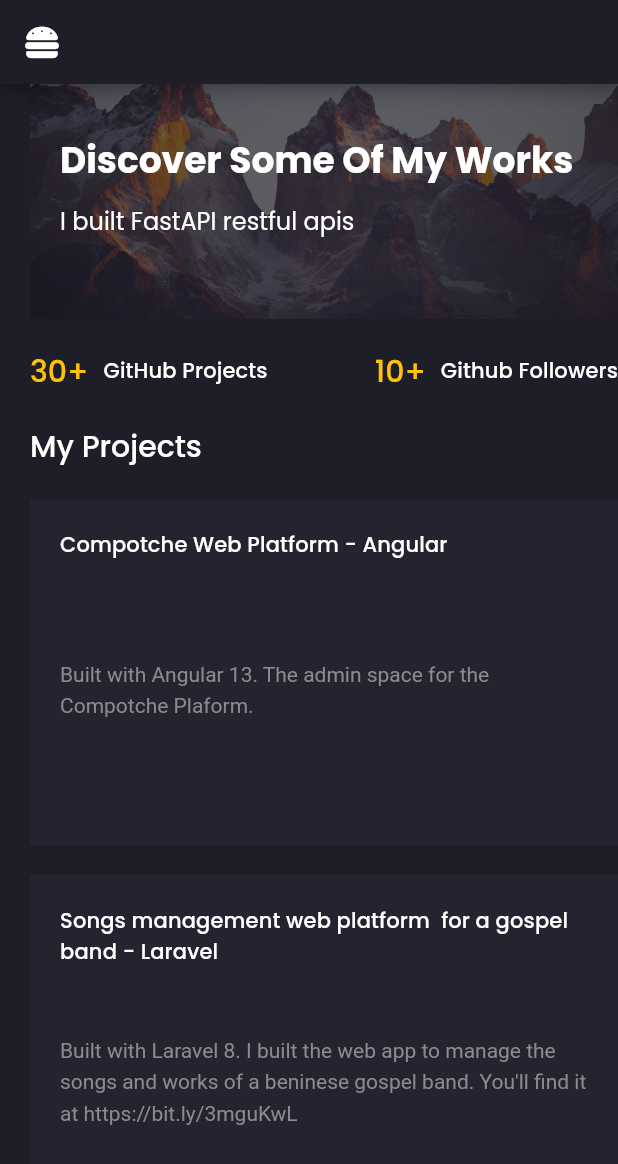
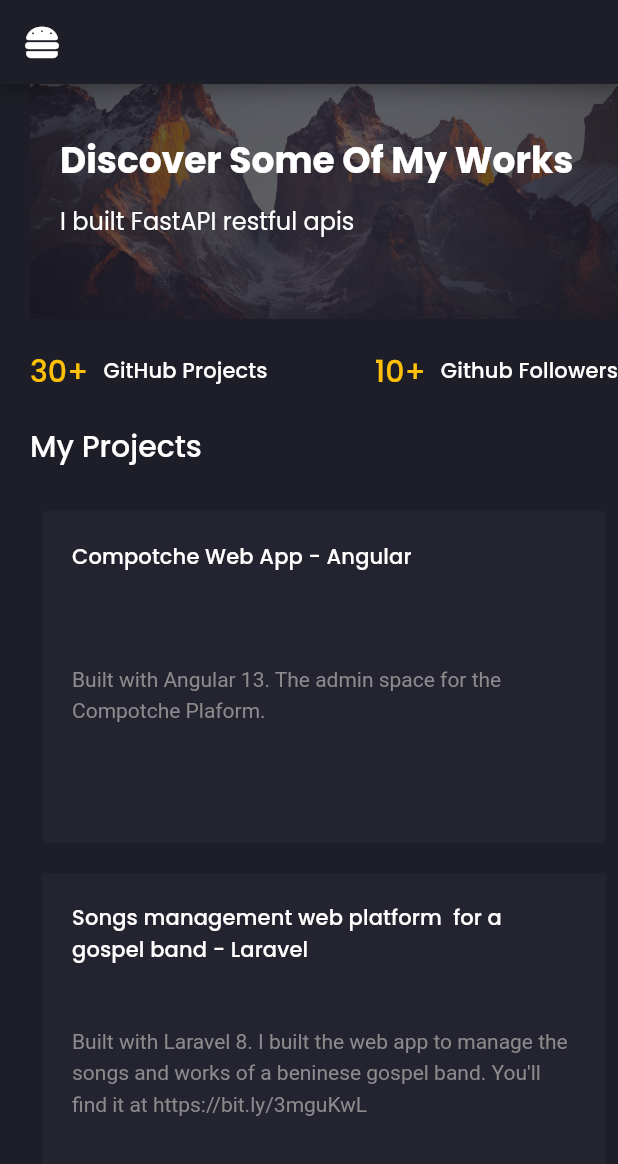
Before and after one commit to shellking4/my_portfolio, a Flutter app: the screen it shows after launch, on a phone screen of 412 x 824 dp. Shown: the top 1164 px of the screen. Run offline on Flutter 3.47's test engine with Material 2 defaults, Android fonts, the phone set to English and light mode, and no system bars; drawn by our look-alikes of animated_text_kit; our stand-ins replace flutter_svg, font_awesome_flutter, google_fonts; missing offline and left inert: dart:html.

Commit message:
committed some changes

```diff
--- a/lib/components/my_projects.dart
+++ b/lib/components/my_projects.dart
@@ -46,7 +46,9 @@ class ProjectsGridView extends StatelessWidget {
 
   @override
   Widget build(BuildContext context) {
-    return GridView.builder(
+    return Padding(
+      padding: const EdgeInsets.all(8.0),
+      child: GridView.builder(
         shrinkWrap: true,
         physics: NeverScrollableScrollPhysics(),
         itemCount: demo_projects.length,
@@ -59,6 +61,7 @@ class ProjectsGridView extends StatelessWidget {
         itemBuilder: (context, index) => ProjectCard(
           project: demo_projects[index],
         ),
+      ),
     );
   }
 }
--- a/lib/models/Project.dart
+++ b/lib/models/Project.dart
@@ -8,7 +8,7 @@ class Project {
 
 List<Project> demo_projects = [
   Project(
-    title: "Compotche Web Platform - Angular",
+    title: "Compotche Web App - Angular",
     description: "Built with Angular 13. The admin space for the Compotche Plaform. ",
   ),
   Project(
@@ -19,19 +19,4 @@ List<Project> demo_projects = [
     title: "Compotche Mobile App - Flutter",
     description: "The mobile UI for the online test platform I build",
   ),
-  // Project(
-  //   title: "Chat/Messaging App Light and Dark Theme - Flutter UI",
-  //   description:
-  //       "Today we gonna build messing/chat app #ui using #flutter that runs both Android and iOS devices also has a dark and light theme. We create in total 4 screens all of that support both Dark Theme and Light Theme. At first, we design a welcome screen that contains an image with a tag line also has a skip button.",
-  // ),
-  // Project(
-  //   title: "Welcome page, Login Page and Sign up page - Flutter UI",
-  //   description:
-  //       "In the first part of our complete e-commerce app, we show you how you can create a nice clean onboarding screen for your e-commerce app that can run both Andriod and iOS devices because it builds with flutter. Then on the second episode, we build a Sign in, Forgot Password screen with a custom error indicator.",
-  // ),
-  // Project(
-  //   title: "Covid-19 App - Flutter UI",
-  //   description:
-  //       "We redesign the outlook app also make it responsive so that you can run it everywhere on your phone, tab, or web. In this flutter responsive video, we will show you the real power of flutter. Make mobile, web, and desktop app from a single codebase.",
-  // ),
 ];
```
Also changed, not shown: lib/components/heighlights.dart (+0 -34 lines). Lines whose indentation alone changed are shown as unchanged.
